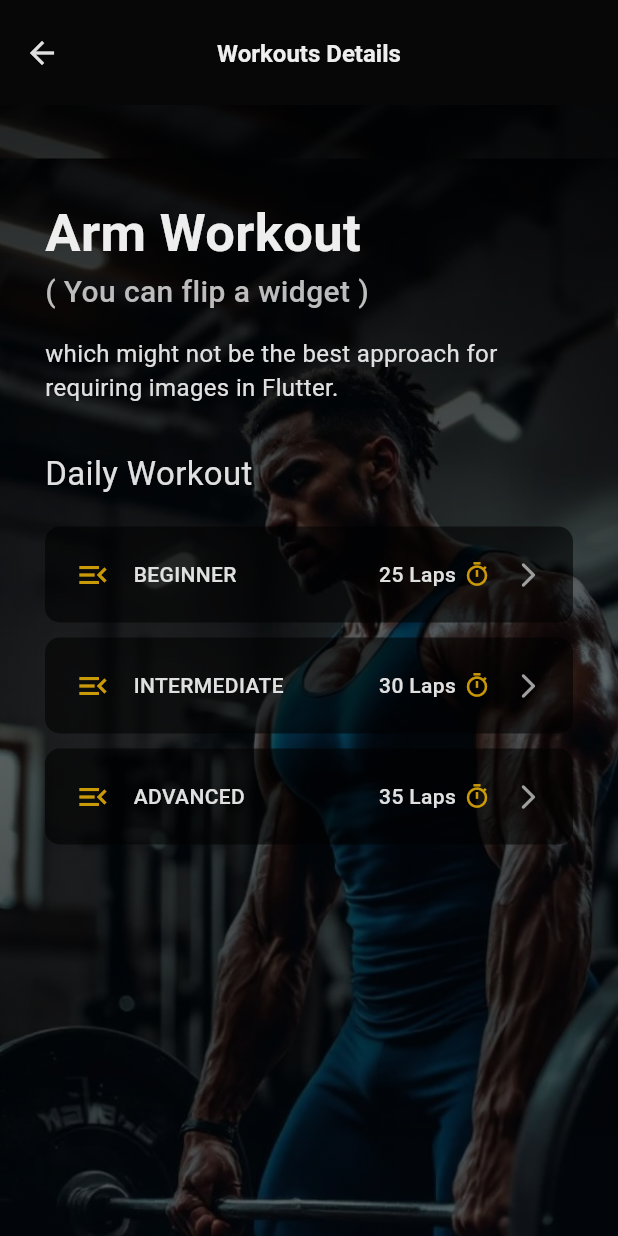
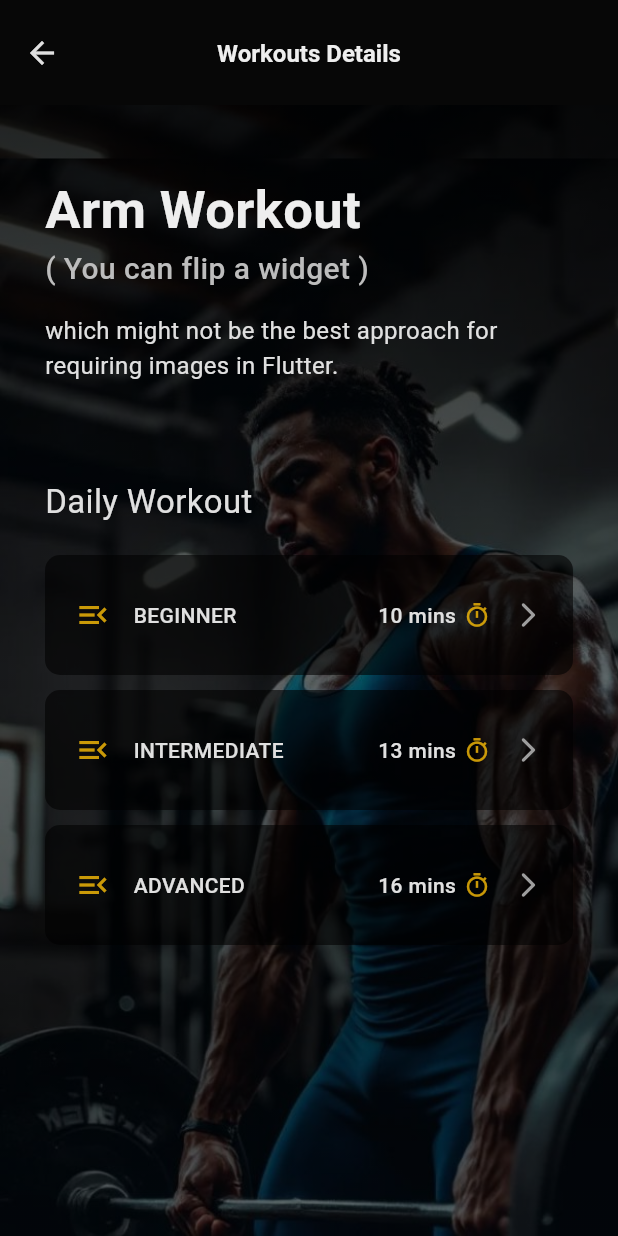
Before and after one commit to Alex-Onyeka/Fitness-App, a Flutter app: the WorkoutListPage screen opened directly, after a tap on "Start Workout", on a phone screen of 412 x 824 dp. Run offline on Flutter 3.47's test engine with Material 3 defaults, Android fonts, the phone set to English and light mode, and no system bars; our stand-ins replace flutter_svg.

Commit message:
So many changes made

```diff
--- a/lib/classes/exercise_class.dart
+++ b/lib/classes/exercise_class.dart
@@ -1,8 +1,8 @@
 class Exercise {
   final String name;
-  final int? count;
+  // final int? count;
   final String description;
-  final int? duration;
+  final int duration;
   final String? image;
   bool isCompleted;
 
@@ -11,8 +11,8 @@ class Exercise {
     this.isCompleted = false,
     required this.description,
     this.image,
-    this.count,
-    this.duration,
+    // this.count,
+    required this.duration,
   });
 }
 
@@ -20,7 +20,7 @@ String convertSecondsToMinute(int seconds) {
   if (seconds < 60) {
     return seconds.toString();
   } else {
-    return '${seconds ~/ 60}min, ${(seconds % 60).toString().length > 1 ? (seconds % 60).toString().substring(0, 2) : addZeroOnSingleInt((seconds % 60).toString()).toString()}secs.';
+    return '${seconds ~/ 60}';
   }
 }
 
--- a/lib/classes/workout_class.dart
+++ b/lib/classes/workout_class.dart
@@ -23,12 +23,45 @@ const String beginnerLevel = 'Beginner';
 const String intermediateLevel = 'Intermediate';
 const String advancedLevel = 'Advanced';
 
-String convertSecondsToHours(int seconds) {
+String convertSecondsToDays(int seconds) {
   if (seconds < 60) {
-    return seconds.toString();
-  } else if (seconds == 60 && seconds < 3600) {
-    return '${seconds ~/ 60}:${(seconds % 60).toString().substring(0, 2)}';
+    return '${seconds.toString()} secs';
+  } else if (seconds >= 60 && seconds < 3600) {
+    return '${seconds ~/ 60} mins';
+  } else if (seconds >= 3600 && seconds < 86400) {
+    return '${seconds ~/ 3600} hrs, ${convertSecondsToMinute(seconds % 3600)} mins';
   } else {
-    return '${seconds ~/ 3600}hrs, ${convertSecondsToMinute(seconds % 3600)}';
+    return '${seconds ~/ 86400} day(s) ${newUse(seconds % 86400)}';
   }
 }
+
+String newUse(int seconds) {
+  if (seconds >= 3600 && seconds < 86400) {
+    return '${seconds ~/ 3600} hrs';
+  } else {
+    return '';
+  }
+}
+
+String checkValue(int seconds) {
+  if ((seconds % 86400) < 3600) {
+    return '';
+  } else {
+    if ((seconds % 86400) < 1) {
+      return '';
+    } else if ((seconds % 86400).toString().length == 1 &&
+        (seconds % 86400).toString().length == 2) {
+      return ', ${(seconds % 86400).toString()}  hrs';
+    } else {
+      return ', ${(seconds % 86400).toString().substring(0, 2)} hrs';
+    }
+  }
+}
+
+// int roundOff(int number) {
+//   if (number.toString().length <= 2) {
+//     return 0;
+//   } else if (number.toString().length > 2) {
+//     return number.toString().substring(0, 2);
+//   }
+// }
--- /dev/null
+++ b/lib/components/Mini/level_list_tile.dart
@@ -0,0 +1,103 @@
+import 'package:flutter/material.dart';
+import 'package:workouttracker/classes/workout_class.dart';
+import 'package:workouttracker/classes/workout_level_class.dart';
+
+class LevelListTile extends StatefulWidget {
+  final Function()? onTap;
+  final WorkoutLevel level;
+  const LevelListTile({
+    super.key,
+    required this.level,
+    required this.onTap,
+  });
+
+  @override
+  State<LevelListTile> createState() =>
+      _LevelListTileState();
+}
+
+class _LevelListTileState extends State<LevelListTile> {
+  String toUpperCase(String text) {
+    return text.toUpperCase();
+  }
+
+  int getTotalTime(WorkoutLevel level) {
+    int total = 0;
+    for (var exercise in level.exercises) {
+      total =
+          total + int.parse((exercise.duration).toString());
+    }
+    return total;
+  }
+
+  @override
+  Widget build(BuildContext context) {
+    return InkWell(
+      onTap: widget.onTap,
+      child: Container(
+        height: 80,
+        decoration: BoxDecoration(
+          borderRadius: BorderRadius.circular(10),
+          color: const Color.fromARGB(150, 0, 0, 0),
+        ),
+        padding: EdgeInsets.symmetric(
+          horizontal: 20,
+          vertical: 20,
+        ),
+        child: Row(
+          spacing: 15,
+          children: [
+            Icon(
+              color: const Color.fromARGB(200, 255, 193, 7),
+              Icons.menu_open,
+            ),
+            Expanded(
+              child: Text(
+                style: TextStyle(
+                  fontWeight: FontWeight.w500,
+                  color: Colors.grey.shade300,
+                ),
+                toUpperCase(widget.level.level),
+              ),
+            ),
+            Row(
+              spacing: 5,
+              children: [
+                Column(
+                  mainAxisAlignment:
+                      MainAxisAlignment.center,
+                  children: [
+                    Text(
+                      style: TextStyle(
+                        fontWeight: FontWeight.w500,
+                        color: Colors.grey.shade300,
+                      ),
+                      convertSecondsToDays(
+                        getTotalTime(widget.level),
+                      ),
+                    ),
+                  ],
+                ),
+                Icon(
+                  color: const Color.fromARGB(
+                    200,
+                    255,
+                    193,
+                    7,
+                  ),
+                  size: 18,
+                  Icons.timer_sharp,
+                ),
+              ],
+            ),
+            Icon(
+              color: Colors.grey.shade500,
+              size: 20,
+              Icons.arrow_forward_ios_rounded,
+            ),
+          ],
+        ),
+      ),
+    );
+  }
+}
--- a/lib/logic/workout_logic.dart
+++ b/lib/logic/workout_logic.dart
@@ -5,11 +5,11 @@ import 'package:workouttracker/classes/workout_level_class.dart';
 class WorkoutLogic extends ChangeNotifier {
   int setTime(WorkoutLevel level) {
     if (level.level == beginnerLevel) {
-      return level.exercises[0].duration!;
+      return level.exercises[0].duration;
     } else if (level.level == intermediateLevel) {
-      return level.exercises[1].duration!;
+      return level.exercises[1].duration;
     } else if (level.level == advancedLevel) {
-      return level.exercises[2].duration!;
+      return level.exercises[2].duration;
     }
     return 0;
   }
--- a/lib/pages/workout_details.dart
+++ b/lib/pages/workout_details.dart
@@ -1,6 +1,8 @@
 import 'package:flutter/material.dart';
 import 'package:workouttracker/classes/workout_class.dart';
 import 'package:workouttracker/classes/workout_level_class.dart';
+import 'package:workouttracker/components/Mini/level_list_tile.dart';
+import 'package:workouttracker/pages/exercise_list_page.dart';
 
 class WorkoutDetails extends StatefulWidget {
   final Workout workout;
@@ -12,34 +14,6 @@ class WorkoutDetails extends StatefulWidget {
 }
 
 class _WorkoutDetailsState extends State<WorkoutDetails> {
-  String toUpperCase(String text) {
-    return text.toUpperCase();
-  }
-
-  int getTotalTime(WorkoutLevel level) {
-    int total = 0;
-    for (var exercise in level.exercises) {
-      total =
-          total +
-          int.parse(
-            (exercise.duration ?? 0 as num).toString(),
-          );
-    }
-    return total;
-  }
-
-  int getTotalLaps(WorkoutLevel level) {
-    int total = 0;
-    for (var exercise in level.exercises) {
-      total =
-          total +
-          int.parse(
-            (exercise.count ?? 0 as num).toString(),
-          );
-    }
-    return total;
-  }
-
   @override
   Widget build(BuildContext context) {
     return Scaffold(
@@ -101,7 +75,7 @@ class _WorkoutDetailsState extends State<WorkoutDetails> {
                 crossAxisAlignment:
                     CrossAxisAlignment.start,
                 children: [
-                  SizedBox(height: 60),
+                  SizedBox(height: 45),
                   Text(
                     style: TextStyle(
                       fontWeight: FontWeight.bold,
@@ -119,6 +93,69 @@ class _WorkoutDetailsState extends State<WorkoutDetails> {
                     '( ${widget.workout.subtitle} )',
                   ),
                   SizedBox(height: 15),
+                  Stack(
+                    children: [
+                      Visibility(
+                        visible:
+                            widget
+                                .workout
+                                .description
+                                .length >=
+                            200,
+                        child: Container(
+                          height: 110,
+                          decoration: BoxDecoration(
+                            gradient: LinearGradient(
+                              colors: [
+                                Colors.transparent,
+                                const Color.fromARGB(
+                                  189,
+                                  0,
+                                  0,
+                                  0,
+                                ),
+                                const Color.fromARGB(
+                                  183,
+                                  0,
+                                  0,
+                                  0,
+                                ),
+                              ],
+                              begin: Alignment.topCenter,
+                              end: Alignment.bottomCenter,
+                              stops: [0, 0.9, 1],
+                            ),
+                          ),
+                          child: Column(
+                            mainAxisAlignment:
+                                MainAxisAlignment.end,
+                            children: [
+                              Row(
+                                mainAxisAlignment:
+                                    MainAxisAlignment
+                                        .center,
+                                children: [
+                                  Padding(
+                                    padding:
+                                        const EdgeInsets.only(
+                                          bottom: 2.0,
+                                        ),
+                                    child: Icon(
+                                      color: Colors.grey,
+                                      Icons
+                                          .keyboard_arrow_down_rounded,
+                                    ),
+                                  ),
+                                ],
+                              ),
+                            ],
+                          ),
+                        ),
+                      ),
+                      SizedBox(
+                        height: 80,
+                        child: ListView(
+                          children: [
                             Text(
                               style: TextStyle(
                                 fontWeight: FontWeight.w400,
@@ -126,6 +163,11 @@ class _WorkoutDetailsState extends State<WorkoutDetails> {
                                 color: Colors.grey.shade300,
                               ),
                               widget.workout.description,
+                            ),
+                          ],
+                        ),
+                      ),
+                    ],
                   ),
                   SizedBox(height: 30),
                   Row(
@@ -155,118 +197,23 @@ class _WorkoutDetailsState extends State<WorkoutDetails> {
                               const EdgeInsets.symmetric(
                                 vertical: 5.0,
                               ),
-                          child: InkWell(
-                            onTap: () {},
-                            child: Container(
-                              decoration: BoxDecoration(
-                                borderRadius:
-                                    BorderRadius.circular(
-                                      10,
-                                    ),
-                                color: const Color.fromARGB(
-                                  150,
-                                  0,
-                                  0,
-                                  0,
+                          child: LevelListTile(
+                            onTap: () {
+                              Navigator.push(
+                                context,
+                                MaterialPageRoute(
+                                  builder:
+                                      (
+                                        context,
+                                      ) => ExerciseListPage(
+                                        workoutLevel: level,
+                                        workout:
+                                            widget.workout,
                                       ),
                                 ),
-                              padding: EdgeInsets.symmetric(
-                                horizontal: 20,
-                                vertical: 20,
-                              ),
-                              child: Row(
-                                spacing: 15,
-                                children: [
-                                  Icon(
-                                    color:
-                                        const Color.fromARGB(
-                                          200,
-                                          255,
-                                          193,
-                                          7,
-                                        ),
-                                    Icons.menu_open,
-                                  ),
-                                  Expanded(
-                                    child: Text(
-                                      style: TextStyle(
-                                        fontWeight:
-                                            FontWeight.w500,
-                                        color:
-                                            Colors
-                                                .grey
-                                                .shade300,
-                                      ),
-                                      toUpperCase(
-                                        level.level,
-                                      ),
-                                    ),
-                                  ),
-                                  Row(
-                                    spacing: 5,
-                                    children: [
-                                      Column(
-                                        children: [
-                                          Visibility(
-                                            visible:
-                                                convertSecondsToHours(
-                                                  getTotalTime(
-                                                    level,
-                                                  ),
-                                                ) !=
-                                                '0',
-                                            child: Text(
-                                              style: TextStyle(
-                                                fontWeight:
-                                                    FontWeight
-                                                        .w500,
-                                                color:
-                                                    Colors
-                                                        .grey
-                                                        .shade300,
-                                              ),
-                                              '${convertSecondsToHours(getTotalTime(level))} Mins',
-                                            ),
-                                          ),
-                                          Text(
-                                            style: TextStyle(
-                                              fontWeight:
-                                                  FontWeight
-                                                      .w500,
-                                              color:
-                                                  Colors
-                                                      .grey
-                                                      .shade300,
-                                            ),
-                                            '${getTotalLaps(level)} Laps',
-                                          ),
-                                        ],
-                                      ),
-                                      Icon(
-                                        color:
-                                            const Color.fromARGB(
-                                              200,
-                                              255,
-                                              193,
-                                              7,
-                                            ),
-                                        size: 18,
-                                        Icons.timer_sharp,
-                                      ),
-                                    ],
-                                  ),
-                                  Icon(
-                                    color:
-                                        Colors
-                                            .grey
-                                            .shade500,
-                                    size: 20,
-                                    Icons
-                                        .arrow_forward_ios_rounded,
-                                  ),
-                                ],
-                              ),
-                            ),
+                              );
+                            },
+                            level: level,
                           ),
                         );
                       },
```
Also changed, not shown: lib/components/Mini/exercise_list_tile.dart (added, +82 -0 lines), lib/components/main/exercise_container.dart (+7 -7 lines), lib/data/workout_list.dart (+19 -11 lines), lib/pages/exercise_list_page.dart (added, +149 -0 lines). Lines whose indentation alone changed are shown as unchanged.
